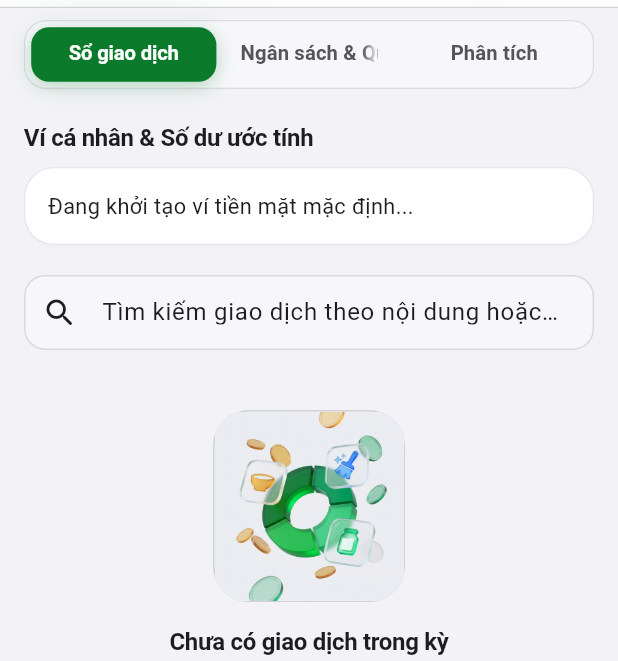
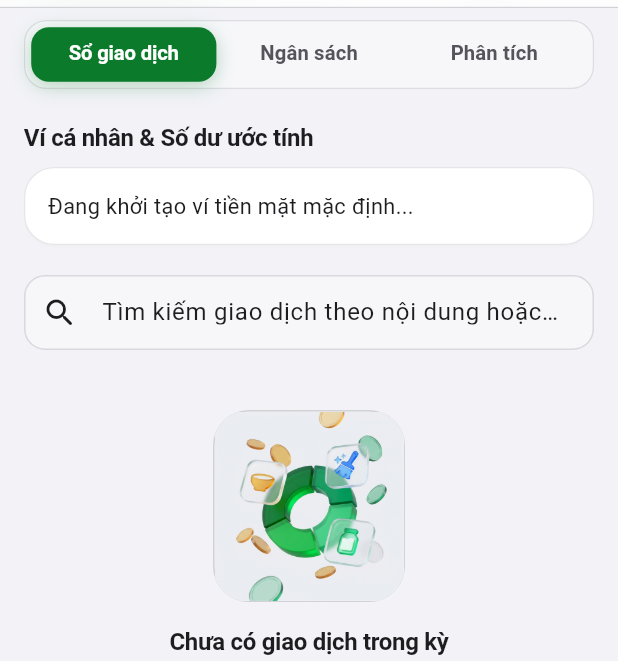
Before and after one commit to danhhoa20005/life-os-superapp, a Flutter app: the FinancePage screen opened by its route, on a phone screen of 412 x 824 dp, the part 76-737 px from its top. Run offline on Flutter 3.47's test engine with Material 3 defaults, Android fonts, the phone set to English and light mode, and no system bars; our stand-ins replace bloc, bloc_concurrency, cloud_firestore, equatable, firebase_auth, firebase_core and 4 more; accounts and stored records are empty; network calls fail.

Commit message:
chore(ui): refine Budget tab label so zero truncation occurs on mobile

```diff
--- a/lib/features/transactions/presentation/pages/finance_page.dart
+++ b/lib/features/transactions/presentation/pages/finance_page.dart
@@ -97,7 +97,7 @@ class FinancePage extends StatelessWidget {
                 tabBar: TabBar(
                   tabs: [
                     Tab(text: 'Sổ giao dịch'),
-                    Tab(text: 'Ngân sách & Quỹ'),
+                    Tab(text: 'Ngân sách'),
                     Tab(
                       key: Key('finance_analytics_tab'),
                       text: 'Phân tích',
```
